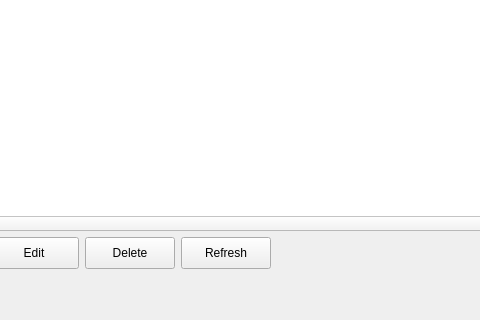
The window that app/ui/forms/assets.ui (Apie-dup/MaintenanceSystem) describes before a commit, drawn with Qt 5; both pictures show x 116 to 596 and y 280 to 600 of the 1022 by 600 pixel window.
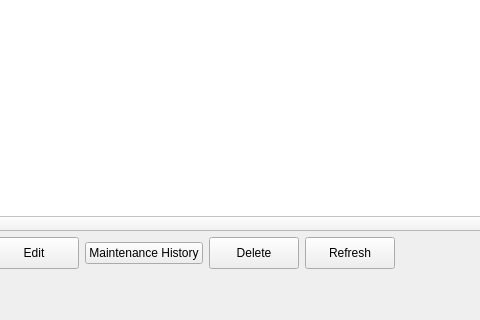
The same window after the commit.

Commit message: Add asset maintenance history and source record navigation

Patch:
```diff
--- a/app/ui/forms/assets.ui
+++ b/app/ui/forms/assets.ui
@@ -155,6 +155,13 @@
         </property>
        </widget>
       </item>
+      <item>
+       <widget class="QPushButton" name="btnHistory">
+        <property name="text">
+         <string>Maintenance History</string>
+        </property>
+       </widget>
+      </item>
       <item>
        <widget class="QPushButton" name="btnDelete">
         <property name="minimumSize">
```
Left out of the diff: 12 changed lines with no effect on the pictures. The commit also changes 8 other files.
